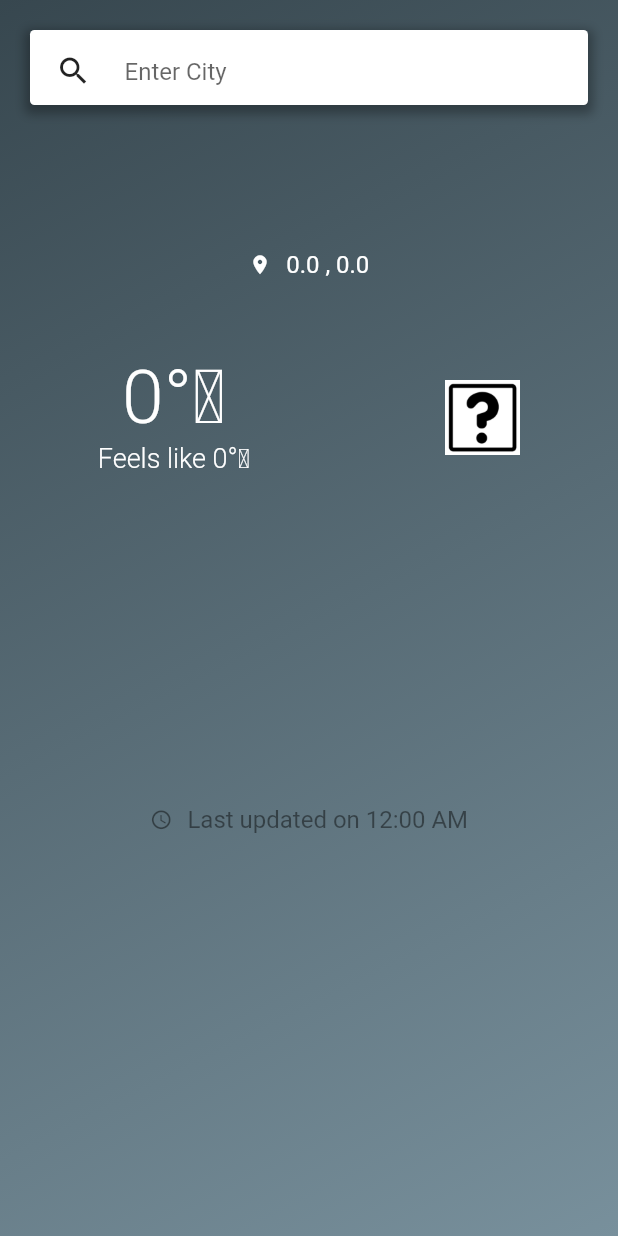
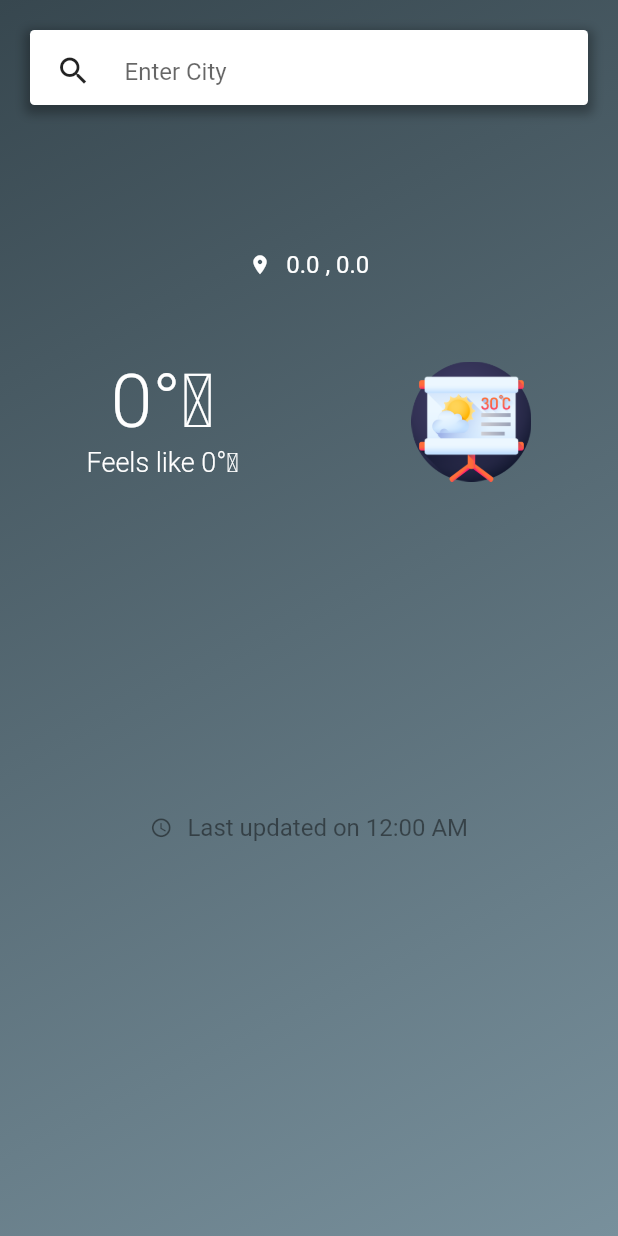
Before and after one commit to renankanu/app_weather, a Flutter app: the screen it shows after launch, on a phone screen of 412 x 824 dp. Run offline on Flutter 3.47's test engine with Material 2 defaults, Android fonts, the phone set to English and light mode, and no system bars.

Commit message:
Feature - add images

```diff
--- a/lib/screens/home/widgets/weather_summary.dart
+++ b/lib/screens/home/widgets/weather_summary.dart
@@ -56,85 +56,85 @@ class WeatherSummary extends StatelessWidget {
       case WeatherCondition.thunderstorm:
         image = Image.asset(
           'assets/images/thunder_storm.png',
-          width: 50,
-          height: 50,
+          width: 80,
+          height: 80,
         );
         break;
       case WeatherCondition.heavyCloud:
         image = Image.asset(
           'assets/images/cloudy.png',
-          width: 50,
-          height: 50,
+          width: 80,
+          height: 80,
         );
         break;
       case WeatherCondition.lightCloud:
         isDayTime
             ? image = Image.asset(
                 'assets/images/light_cloud.png',
-                width: 50,
-                height: 50,
+                width: 80,
+                height: 80,
               )
             : image = Image.asset(
                 'assets/images/light_cloud-night.png',
-                width: 50,
-                height: 50,
+                width: 80,
+                height: 80,
               );
         break;
       case WeatherCondition.drizzle:
       case WeatherCondition.mist:
         image = Image.asset(
           'assets/images/drizzle.png',
-          width: 50,
-          height: 50,
+          width: 80,
+          height: 80,
         );
         break;
       case WeatherCondition.clear:
         isDayTime
             ? image = Image.asset(
                 'assets/images/clear.png',
-                width: 50,
-                height: 50,
+                width: 80,
+                height: 80,
               )
             : image = Image.asset(
                 'assets/images/clear-night.png',
-                width: 50,
-                height: 50,
+                width: 80,
+                height: 80,
               );
         break;
       case WeatherCondition.fog:
         image = Image.asset(
           'assets/images/fog.png',
-          width: 50,
-          height: 50,
+          width: 80,
+          height: 80,
         );
         break;
       case WeatherCondition.snow:
         image = Image.asset(
           'assets/images/snow.png',
-          width: 50,
-          height: 50,
+          width: 80,
+          height: 80,
         );
         break;
       case WeatherCondition.rain:
         image = Image.asset(
           'assets/images/rain.png',
-          width: 50,
-          height: 50,
+          width: 80,
+          height: 80,
         );
         break;
       case WeatherCondition.atmosphere:
         image = Image.asset(
           'assets/images/fog.png',
-          width: 50,
-          height: 50,
+          width: 80,
+          height: 80,
         );
         break;
 
       default:
         image = Image.asset(
           'assets/images/unknown.png',
-          width: 50,
-          height: 50,
+          width: 80,
+          height: 80,
         );
     }
 
--- a/lib/viewmodels/weather_app_forecast_viewmodel.dart
+++ b/lib/viewmodels/weather_app_forecast_viewmodel.dart
@@ -79,7 +79,7 @@ class ForecastViewModel with ChangeNotifier {
     if (isRequestError) return;
 
     _condition = forecast.current.condition;
-    _city = Strings.toTitleCase(forecast.city);
+    _city = Strings.toTitleCase(city);
     _description = Strings.toTitleCase(forecast.current.description);
     _lastUpdated = forecast.lastUpdated;
     _temp = TemperatureConvert.kelvinToCelsius(forecast.current.temp);
```
Also changed, not shown: assets/images/clear-night.png, assets/images/clear.png (added), assets/images/cloudy.png (added), assets/images/drizzle.png (added), assets/images/fog.png (added), assets/images/light_cloud-night.png (added), assets/images/light_cloud.png (added), assets/images/rain.png (added), assets/images/rain_small.png (added), assets/images/snow.png (added), assets/images/thunder_storm.png (added), assets/images/unknown.png.
